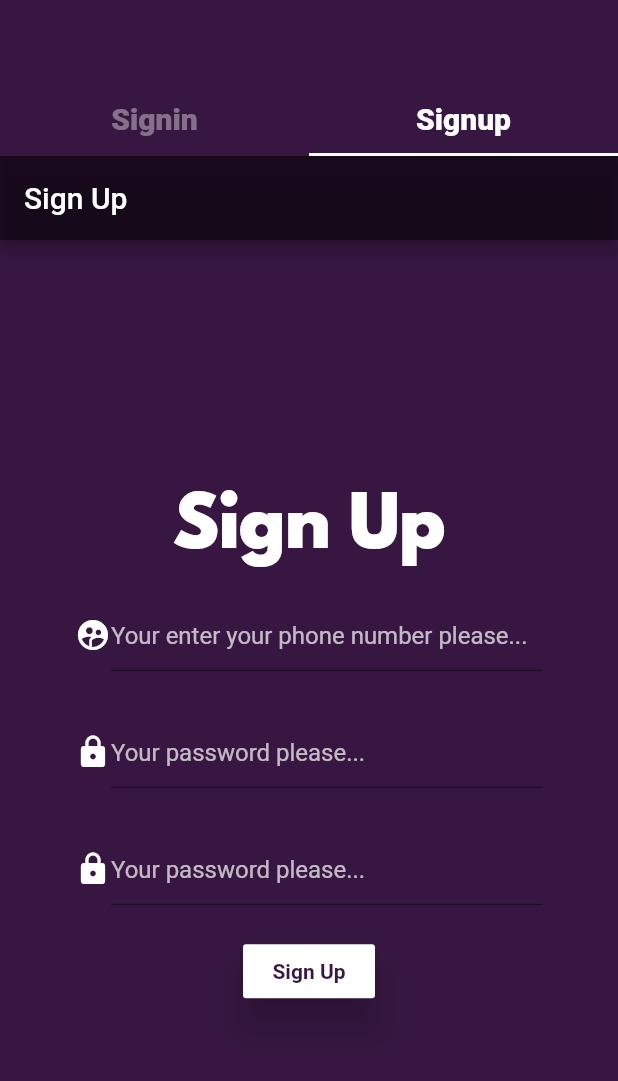
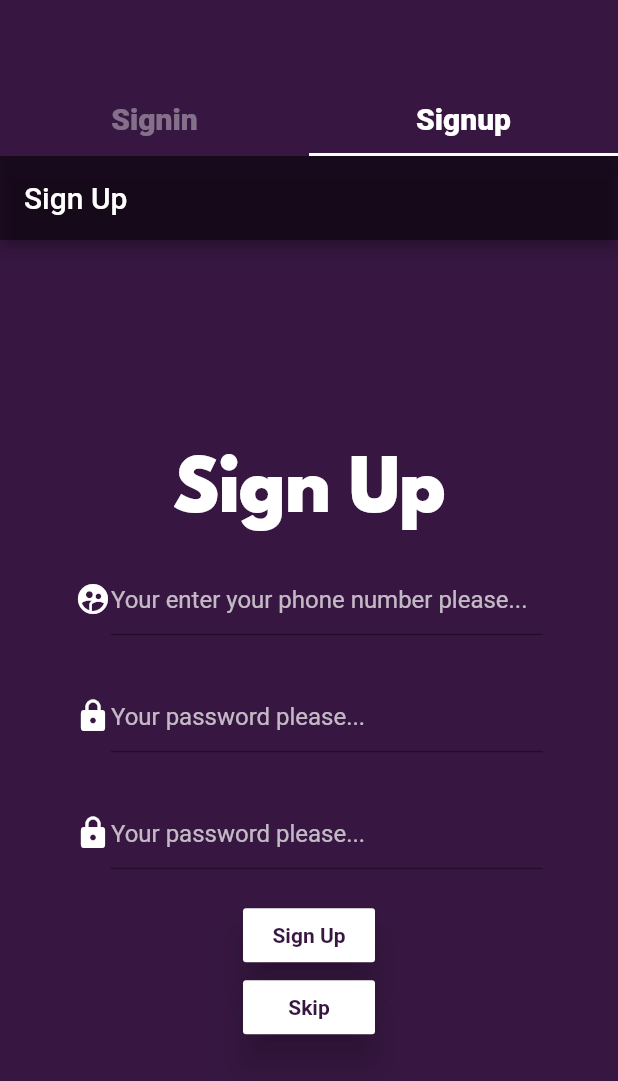
Before and after one commit to Softmatech/Covid-Notif, a Flutter app: the screen it shows after launch, on a phone screen of 412 x 824 dp. Shown: the top 1081 px of the screen. Run offline on Flutter 3.47's test engine with Material 2 defaults, Android fonts, the phone set to English and light mode, and no system bars; our stand-ins replace flutter_spinkit, flutter_svg.

Commit message:
Bottom overflowed when keyboard up set

```diff
--- a/lib/Services/networking.dart
+++ b/lib/Services/networking.dart
@@ -4,15 +4,14 @@ import 'dart:convert';
 
 class NetworkHelper{
 
-    final String url;
       NetworkHelper(this.url);
+      final String url;
 
     Future getDataFromApi() async{
       http.Response response = await http.get(url);
 
       if(response.statusCode == 200) {
         String data = response.body;
-        print(" 1--->> ${jsonDecode(data)}");
         return jsonDecode(data);
       }else{
         print("Error ${response.statusCode}");
--- a/lib/main.dart
+++ b/lib/main.dart
@@ -5,7 +5,7 @@ import 'package:flutter_practice/screens/appbase.dart';
 import 'package:flutter_practice/screens/info_screen.dart';
 import 'package:flutter_practice/screens/login_screen.dart';
 import 'package:flutter_practice/screens/signup.dart';
-
+import 'package:flutter_practice/screens/WaitingScreen.dart';
 import 'screens/timeline.dart';
 
 void main() {
@@ -22,10 +22,11 @@ class MyApp extends StatelessWidget {
         '/SignUp': (BuildContext context) => SignUp(title: 'Sign Up',),
         '/Timeline': (BuildContext context) => Timeline(),
         '/Infoscreen': (BuildContext context) => InfoScreen(),
+        '/Splashscreen': (BuildContext context) => WaitingScreen(),
       },
       title: 'NouKòd Flutter Practice',
       theme: ThemeData(
-        scaffoldBackgroundColor:  Color.fromRGBO(55, 23, 65, 1),
+        scaffoldBackgroundColor:  kPrimaryColor,
         primarySwatch: Colors.blue,
         visualDensity: VisualDensity.adaptivePlatformDensity,
         textTheme: TextTheme(
--- a/lib/screens/signup.dart
+++ b/lib/screens/signup.dart
@@ -24,6 +24,7 @@ class _SignUpState extends State<SignUp> {
         title: Text(widget.title),
       ),
       body: Center(
+        child: SingleChildScrollView(
           child: Column(
 
             mainAxisAlignment: MainAxisAlignment.center,
@@ -117,8 +118,26 @@ class _SignUpState extends State<SignUp> {
                       ),
                     ),
                   )
+              ),
+              Padding(
+                  padding: EdgeInsets.only(left: 50.0, right: 50.0),
+                  child: RaisedButton(
+                    onPressed: ()=>{
+                      Navigator.pushNamed(context, '/Splashscreen')
+                    },
+                    elevation: 10.0,
+                    color: Colors.white,
+                    child: Text(
+                      'Skip',
+                      style: TextStyle(
+                        color: kPrimaryColor,
+                        fontWeight: FontWeight.bold,
+                      ),
+                    ),
+                  )
               )
             ],
+          ),
         ),
       ),
       // This trailing comma makes auto-formatting nicer for build methods.
```
Also changed, not shown: lib/screens/WaitingScreen.dart (added, +41 -0 lines), lib/screens/login_screen.dart (+20 -2 lines), lib/screens/timeline.dart (+15 -10 lines), pubspec.lock, 3 other files. Lines whose indentation alone changed are shown as unchanged.
